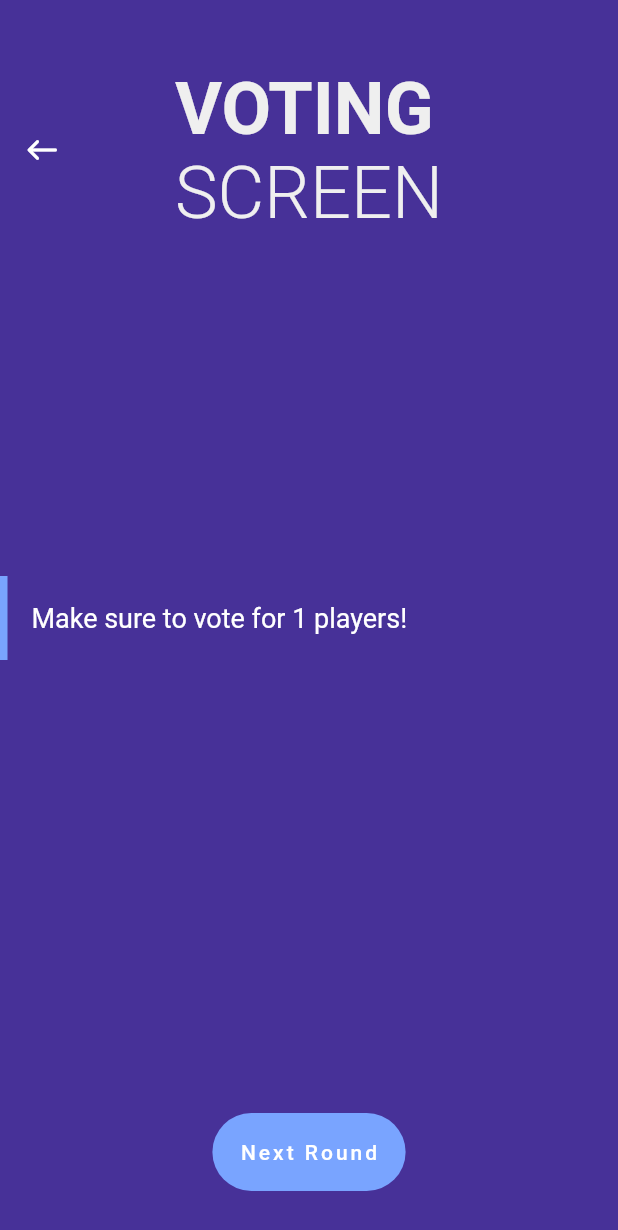
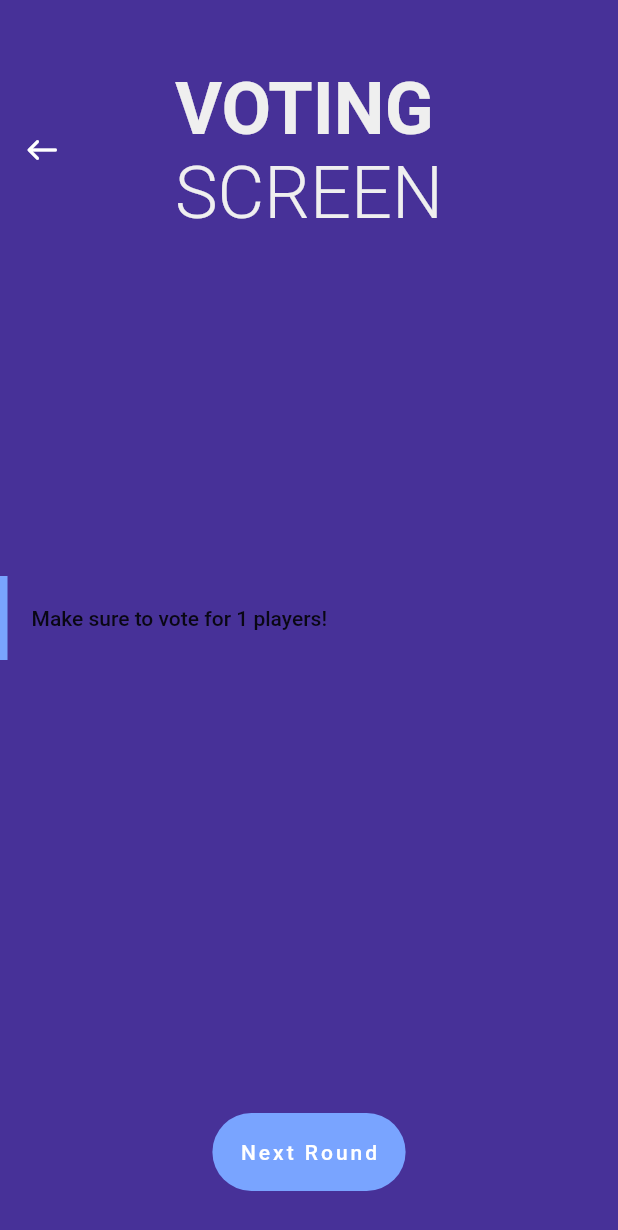
Before and after one commit to thijsnulle/crank-it-up, a Flutter app: the VotingScreen screen opened directly, after a tap on "Next Round", on a phone screen of 412 x 824 dp. Shown: the top 1230 px of the screen. Run offline on Flutter 3.47's test engine with Material 2 defaults, Android fonts, the phone set to English and light mode, and no system bars; drawn by our look-alikes of flash; our stand-ins replace auto_size_text, confetti, flutter_markdown, flutter_svg_provider, numberpicker, page_transition; missing offline and left inert: page_flip_builder; Roboto replaces fonts that are missing (Montserrat).

Commit message:
Fix flash messages not showing up

```diff
--- a/lib/components/alert.dart
+++ b/lib/components/alert.dart
@@ -11,7 +11,10 @@ bool alert(String text, BuildContext context) {
       position: FlashPosition.top,
       behavior: FlashBehavior.floating,
       child: FlashBar(
-        content: Text(text),
+        content: Text(
+          text,
+          style: Theme.of(context).textTheme.bodyText1,
+        ),
         indicatorColor: colorScheme.secondaryContainer,
       ),
     ),
```
